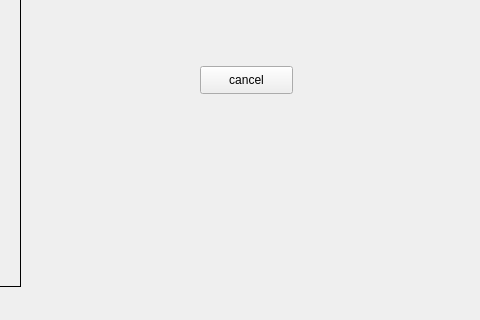
Before: the Qt Designer form GUI/test_gui/cam.ui in vduyhai/Do-an-tot-nghiep, drawn with Qt 5; both pictures show x 320 to 800 and y 184 to 504 of the 800 by 600 pixel window.
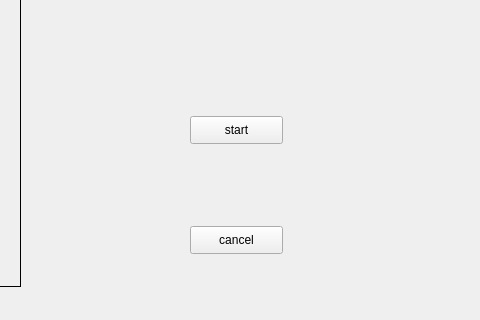
After: the same form once the commit is applied.

Patch:
```diff
--- a/GUI/test_gui/cam.ui
+++ b/GUI/test_gui/cam.ui
@@ -10,6 +10,12 @@
     <height>600</height>
    </rect>
   </property>
+  <property name="minimumSize">
+   <size>
+    <width>800</width>
+    <height>600</height>
+   </size>
+  </property>
   <property name="windowTitle">
    <string>MainWindow</string>
   </property>
@@ -36,8 +42,8 @@
    <widget class="QPushButton" name="cancel">
     <property name="geometry">
      <rect>
-      <x>520</x>
-      <y>250</y>
+      <x>510</x>
+      <y>410</y>
       <width>93</width>
       <height>28</height>
      </rect>
@@ -46,6 +52,19 @@
      <string>cancel</string>
     </property>
    </widget>
+   <widget class="QPushButton" name="start">
+    <property name="geometry">
+     <rect>
+      <x>510</x>
+      <y>300</y>
+      <width>93</width>
+      <height>28</height>
+     </rect>
+    </property>
+    <property name="text">
+     <string>start</string>
+    </property>
+   </widget>
   </widget>
  </widget>
  <resources/>
```
